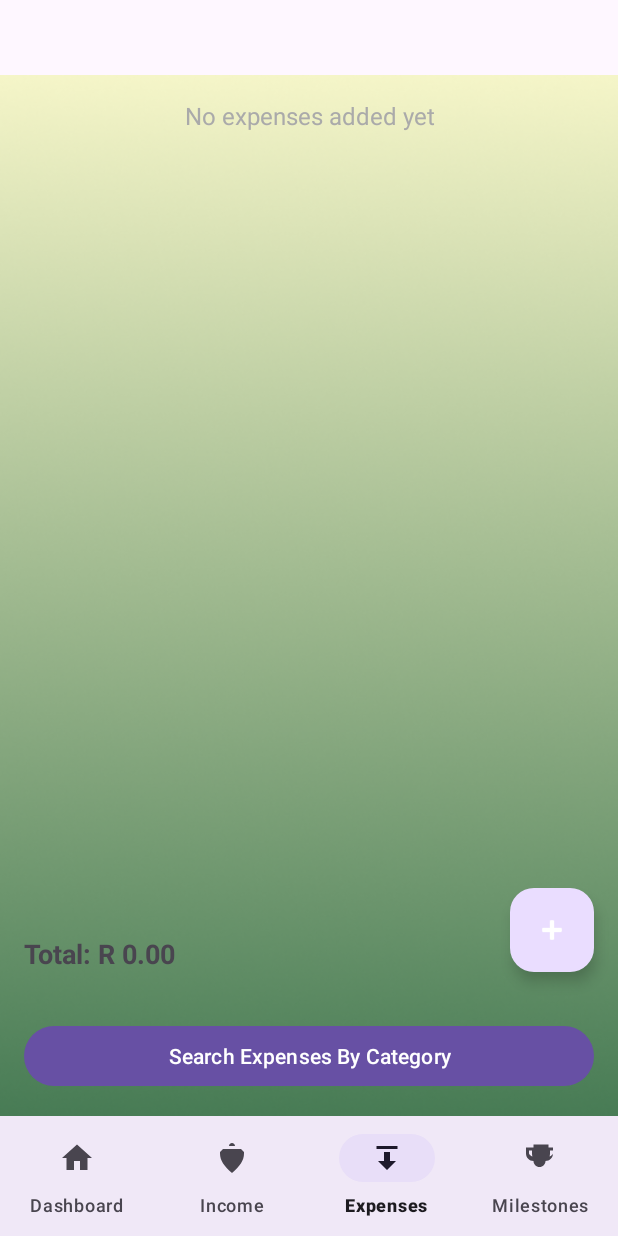
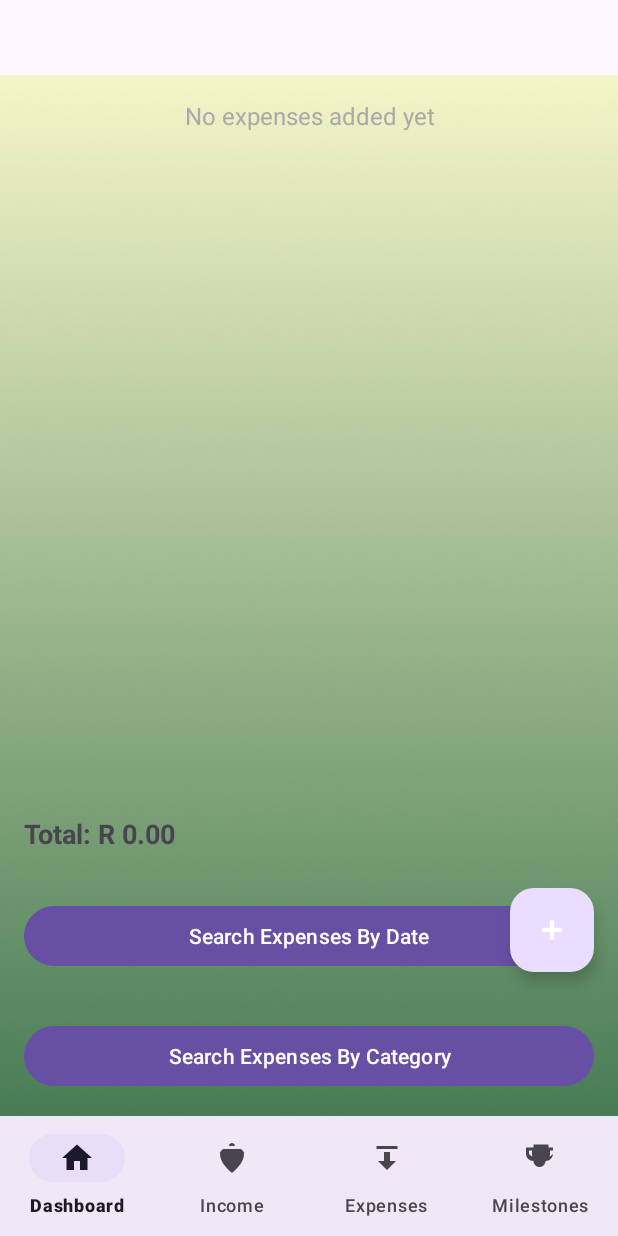
Before and after one commit to VCCT-PROG7313-2025-G2/KasiSave.ST10312227.POE, an Android app: the ExpensesActivity screen opened directly, with no data from a screen before it, on a phone screen of 412 x 824 dp. Run offline under Robolectric (Android 15) with nearby library versions, the phone set to English and light mode, and no system bars; our stand-ins replace Room's generated code; Roboto replaces fonts that are not available here.

Commit message:
find expenses by date is successfully working

```diff
--- a/app/src/main/AndroidManifest.xml
+++ b/app/src/main/AndroidManifest.xml
@@ -37,6 +37,7 @@
         <activity android:name=".DashboardActivity"/>
         <activity android:name=".activities.FindExpenseByCategoryActivity"/>
         <activity android:name=".activities.AddExpenseActivity"/>
+        <activity android:name=".SearchExpenseByDateActivity"/>
 
         <meta-data
             android:name="preloaded_fonts"
--- a/app/src/main/java/com/example/kasisave/ExpensesActivity.kt
+++ b/app/src/main/java/com/example/kasisave/ExpensesActivity.kt
@@ -9,101 +9,107 @@ import androidx.appcompat.app.AppCompatActivity
 import androidx.lifecycle.lifecycleScope
 import androidx.recyclerview.widget.LinearLayoutManager
 import androidx.recyclerview.widget.RecyclerView
+import com.google.android.material.floatingactionbutton.FloatingActionButton
+import com.google.android.material.bottomnavigation.BottomNavigationView
+import kotlinx.coroutines.launch
 import com.example.kasisave.activities.AddExpenseActivity
 import com.example.kasisave.activities.FindExpenseByCategoryActivity
-import com.google.android.material.bottomnavigation.BottomNavigationView
-import com.google.android.material.floatingactionbutton.FloatingActionButton
-import kotlinx.coroutines.launch
+
 
 class ExpensesActivity : AppCompatActivity() {
 
-    private lateinit var expensesRecyclerView: RecyclerView
+    private lateinit var recyclerView: RecyclerView
+    private lateinit var noExpensesTextView: TextView
+    private lateinit var totalExpensesTextView: TextView
     private lateinit var addExpenseButton: FloatingActionButton
-    private lateinit var totalExpensesTextView: TextView
-    private lateinit var noExpensesTextView: TextView
+    private lateinit var searchByDateButton: Button
     private lateinit var bottomNavigationView: BottomNavigationView
     private lateinit var btnSearchByCategory: Button
 
-    private lateinit var expenseAdapter: ExpenseAdapter
-    private val expensesList = mutableListOf<Expense>()
+    private lateinit var adapter: ExpenseAdapter
     private lateinit var db: ExpenseDatabase
 
     override fun onCreate(savedInstanceState: Bundle?) {
         super.onCreate(savedInstanceState)
         setContentView(R.layout.activity_expenses)
 
-        expensesRecyclerView = findViewById(R.id.expensesRecyclerView)
+        // Initialize views
+        recyclerView = findViewById(R.id.expensesRecyclerView)
+        noExpensesTextView = findViewById(R.id.noExpensesTextView)
+        totalExpensesTextView = findViewById(R.id.totalExpensesTextView)
         addExpenseButton = findViewById(R.id.addExpenseButton)
-        totalExpensesTextView = findViewById(R.id.totalExpensesTextView)
-        noExpensesTextView = findViewById(R.id.noExpensesTextView)
+        searchByDateButton = findViewById(R.id.btnSearchByDate)
         bottomNavigationView = findViewById(R.id.bottomNavigationView)
         btnSearchByCategory = findViewById(R.id.btnSearchByCategory)
 
+        // Set up RecyclerView
+        recyclerView.layoutManager = LinearLayoutManager(this)
+        adapter = ExpenseAdapter(mutableListOf())
+        recyclerView.adapter = adapter
+
+        // Initialize database
         db = ExpenseDatabase.getDatabase(this)
 
-        expenseAdapter = ExpenseAdapter(expensesList)
-        expensesRecyclerView.layoutManager = LinearLayoutManager(this)
-        expensesRecyclerView.adapter = expenseAdapter
-
+        // Load expenses
         loadExpenses()
 
+        // Add Expense button click
         addExpenseButton.setOnClickListener {
-            startActivity(Intent(this, AddExpenseActivity::class.java))
+            val intent = Intent(this, AddExpenseActivity::class.java)
+            startActivity(intent)
         }
 
         btnSearchByCategory.setOnClickListener {
             startActivity(Intent(this, FindExpenseByCategoryActivity::class.java))
         }
 
-        setupBottomNavigation()
-    }
+        // Search by date button click
+        searchByDateButton.setOnClickListener {
+            val intent = Intent(this, SearchExpenseByDateActivity::class.java)
+            startActivity(intent)
+        }
 
-    private fun loadExpenses() {
-        lifecycleScope.launch {
-            val loadedExpenses = db.expenseDao().getAllExpenses()
-            expensesList.clear()
-            expensesList.addAll(loadedExpenses)
-            expenseAdapter.notifyDataSetChanged()
-            updateTotalExpenses()
-            noExpensesTextView.visibility = if (expensesList.isEmpty()) View.VISIBLE else View.GONE
-        }
-    }
-
-    private fun updateTotalExpenses() {
-        val total = expensesList.sumOf { it.amount }
-        totalExpensesTextView.text = "Total: R %.2f".format(total)
-    }
-
-    private fun setupBottomNavigation() {
+        // Bottom navigation
         bottomNavigationView.setOnItemSelectedListener { item ->
             when (item.itemId) {
                 R.id.navigation_dashboard -> {
                     startActivity(Intent(this, DashboardActivity::class.java))
-                    overridePendingTransition(0, 0)
-                    finish()
+                    true
+                }
+                R.id.navigation_income -> {
+                    startActivity(Intent(this, IncomeActivity::class.java))
                     true
                 }
                 R.id.navigation_expenses -> true
-                R.id.navigation_income -> {
-                    startActivity(Intent(this, IncomeActivity::class.java))
-                    overridePendingTransition(0, 0)
-                    finish()
+                R.id.navigation_milestones -> {
+                    startActivity(Intent(this, MilestonesActivity::class.java))
                     true
                 }
-                R.id.navigation_milestones -> {
-                    startActivity(Intent(this, MilestonesActivity::class.java))
-                    overridePendingTransition(0, 0)
-                    finish()
-                    true
-                }
+
                 else -> false
             }
         }
-        bottomNavigationView.selectedItemId = R.id.navigation_expenses
     }
 
     override fun onResume() {
         super.onResume()
         loadExpenses()
     }
+
+    private fun loadExpenses() {
+        lifecycleScope.launch {
+            val expenses = db.expenseDao().getAllExpenses()
+            if (expenses.isEmpty()) {
+                recyclerView.visibility = View.GONE
+                noExpensesTextView.visibility = View.VISIBLE
+                totalExpensesTextView.text = "Total: R 0.00"
+            } else {
+                recyclerView.visibility = View.VISIBLE
+                noExpensesTextView.visibility = View.GONE
+                adapter.setExpenses(expenses)
+                val total = expenses.sumOf { it.amount }
+                totalExpensesTextView.text = "Total: R %.2f".format(total)
+            }
+        }
+    }
 }
--- a/app/src/main/java/com/example/kasisave/FindExpenseByCategoryActivity.kt
+++ b/app/src/main/java/com/example/kasisave/FindExpenseByCategoryActivity.kt
@@ -9,7 +9,6 @@ import androidx.appcompat.app.AppCompatActivity
 import androidx.lifecycle.lifecycleScope
 import androidx.recyclerview.widget.LinearLayoutManager
 import androidx.recyclerview.widget.RecyclerView
-import com.example.kasisave.Expense
 import com.example.kasisave.ExpenseAdapter
 import com.example.kasisave.ExpenseDatabase
 import com.example.kasisave.R
--- a/app/src/main/java/com/example/kasisave/data/Expense.kt
+++ b/app/src/main/java/com/example/kasisave/data/Expense.kt
@@ -8,7 +8,7 @@ data class Expense(
     @PrimaryKey(autoGenerate = true) val id: Int = 0,
     val category: String,
     val amount: Double,
-    val date: String,
+    val date: Long,
     val startTime: String? = null,
     val endTime: String? = null,
     val description: String? = null,
--- a/app/src/main/java/com/example/kasisave/doa/ExpenseDOA.kt
+++ b/app/src/main/java/com/example/kasisave/doa/ExpenseDOA.kt
@@ -11,6 +11,10 @@ interface ExpenseDao {
     @Insert
     suspend fun insert(expense: Expense)
 
+    @Query("SELECT * FROM expenses WHERE date BETWEEN :startDate AND :endDate ORDER BY date ASC")
+    suspend fun getExpensesBetween(startDate: Long, endDate: Long): List<Expense>
+
+
     @Query("SELECT * FROM expenses WHERE category = :category")
     suspend fun getExpensesByCategory(category: String): List<Expense>
 
--- a/app/src/main/res/layout/activity_expenses.xml
+++ b/app/src/main/res/layout/activity_expenses.xml
@@ -30,6 +30,14 @@
         android:layout_marginBottom="60dp" />
 
     <Button
+        android:id="@+id/btnSearchByDate"
+        android:layout_width="match_parent"
+        android:layout_height="wrap_content"
+        android:text="Search Expenses By Date"
+        android:layout_above="@id/btnSearchByCategory"
+        android:layout_margin="16dp" />
+
+    <Button
         android:id="@+id/btnSearchByCategory"
         android:layout_width="match_parent"
         android:layout_height="wrap_content"
@@ -42,7 +50,7 @@
         android:id="@+id/totalExpensesTextView"
         android:layout_width="wrap_content"
         android:layout_height="wrap_content"
-        android:layout_above="@id/btnSearchByCategory"
+        android:layout_above="@id/btnSearchByDate"
         android:layout_alignParentStart="true"
         android:layout_margin="16dp"
         android:text="Total: R 0.00"
```
Also changed, not shown: app/src/main/java/com/example/kasisave/AddExpenseActivity.kt (+8 -3 lines), app/src/main/java/com/example/kasisave/SearchExpenseByDateActivity.kt (added, +111 -0 lines), app/src/main/java/com/example/kasisave/data/ExpenseAdapter.kt (+26 -1 lines), app/src/main/res/layout/activity_search_expense_by_date.xml (added, +42 -0 lines).
